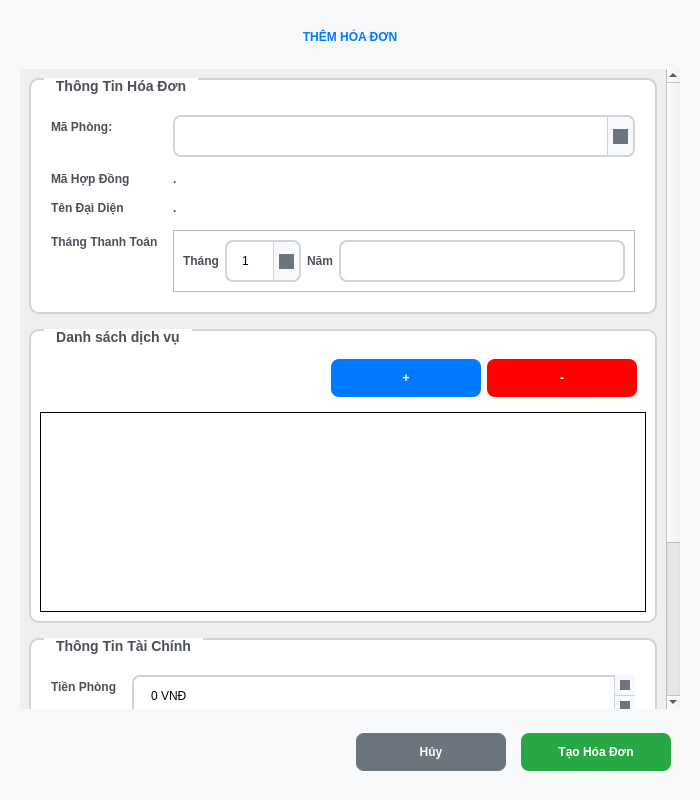
Above: ui/design/add_bill.ui from huymatthew/PBL02 before the change. Below: the same form after it.
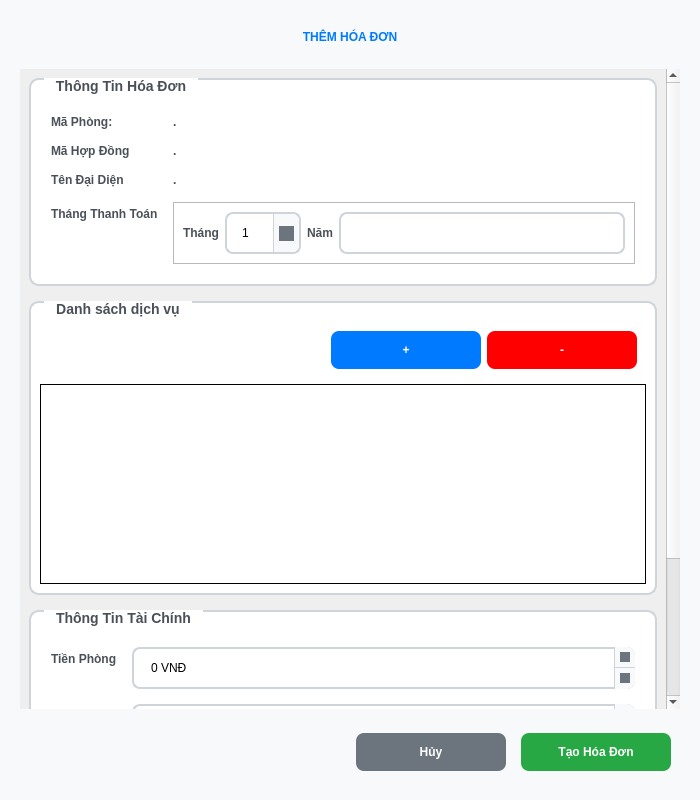
That is the form after the change. Icons and pictures are not drawn.

Commit message: Completed Add Bill Dialog

Patch:
```diff
--- a/ui/design/add_bill.ui
+++ b/ui/design/add_bill.ui
@@ -237,7 +237,7 @@
         <x>0</x>
         <y>0</y>
         <width>646</width>
-        <height>919</height>
+        <height>893</height>
        </rect>
       </property>
       <layout class="QVBoxLayout" name="scrollLayout">
@@ -275,9 +275,6 @@
             </property>
            </widget>
           </item>
-          <item row="0" column="1">
-           <widget class="QComboBox" name="roomComboBox"/>
-          </item>
           <item row="1" column="0">
            <widget class="QLabel" name="contractLabel">
             <property name="text">
@@ -419,6 +416,13 @@
             </layout>
            </widget>
           </item>
+          <item row="0" column="1">
+           <widget class="QLabel" name="roomBox">
+            <property name="text">
+             <string>.</string>
+            </property>
+           </widget>
+          </item>
          </layout>
         </widget>
        </item>
@@ -582,7 +586,13 @@
            </widget>
           </item>
           <item row="1" column="1">
-           <widget class="QSpinBox" name="depositSpinBox">
+           <widget class="QSpinBox" name="sumSpinBox">
+            <property name="enabled">
+             <bool>false</bool>
+            </property>
+            <property name="styleSheet">
+             <string notr="true">color: black</string>
+            </property>
             <property name="showGroupSeparator" stdset="0">
              <bool>false</bool>
             </property>
```
Left out of the diff: 58 changed lines with no effect on the pictures. The commit also changes 12 other files.
